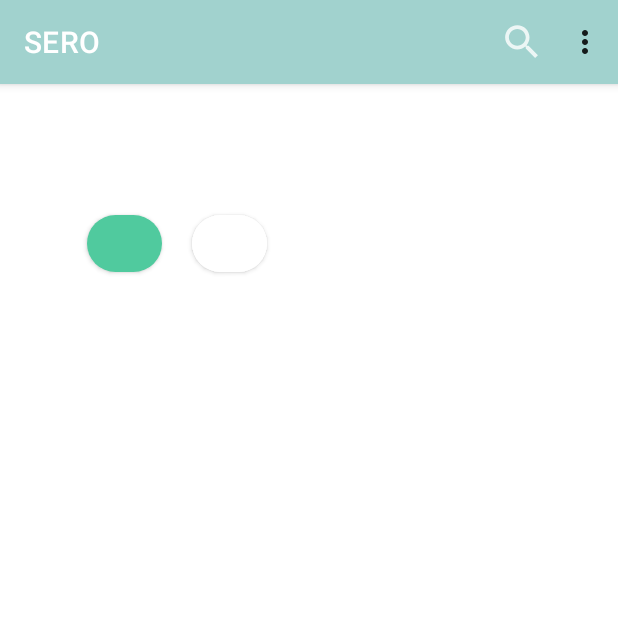
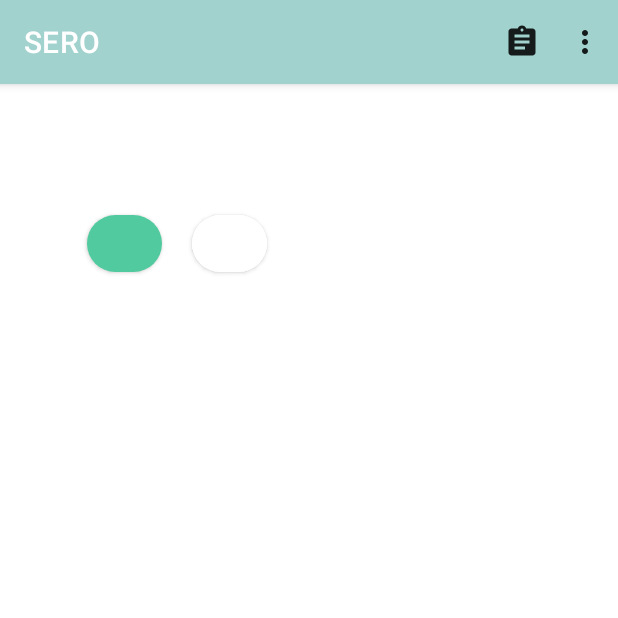
Before and after one commit to jupeeter8/SERO, an Android app: the screen it shows after launch once a user with an empty profile is signed in (MainActivity), item 2 of the bottom bar chosen, on a phone screen of 412 x 824 dp, the top half of it. Run offline under Robolectric (Android 15) with nearby library versions, the phone set to English and light mode, and no system bars; our stand-ins replace Firebase (no records; nobody signed in at launch, a user with empty details on screens opened directly).

Commit message:
Updated main page

```diff
--- a/app/src/main/java/com/example/serobeta0/HomeFragment.java
+++ b/app/src/main/java/com/example/serobeta0/HomeFragment.java
@@ -67,6 +67,8 @@ public class HomeFragment extends Fragment {
                     for (DocumentChange doc : value.getDocumentChanges()) {
                         if (doc.getType() == DocumentChange.Type.ADDED) {
 
+                            String postID = doc.getDocument().getId();
+                            Post POST_ID = doc.getDocument().toObject(PostID.class).withId(postID);
                             Post post = doc.getDocument().toObject(Post.class);
                             postList.add(post);
 
--- a/app/src/main/java/com/example/serobeta0/MainActivity.java
+++ b/app/src/main/java/com/example/serobeta0/MainActivity.java
@@ -133,6 +133,11 @@ public class MainActivity extends AppCompatActivity {
 
                 return true;
 
+            case R.id.action_page_btn:
+                Intent test = new Intent(MainActivity.this, DepTest.class);
+                startActivity(test);
+                return true;
+
 
             default:
                 return false;
--- a/app/src/main/java/com/example/serobeta0/MoodAdapter.java
+++ /dev/null
@@ -1,4 +0,0 @@
-package com.example.serobeta0;
-
-public class MoodAdapter {
-}
--- a/app/src/main/java/com/example/serobeta0/Post.java
+++ b/app/src/main/java/com/example/serobeta0/Post.java
@@ -2,7 +2,7 @@ package com.example.serobeta0;
 
 import java.util.Date;
 
-public class Post {
+public class Post extends PostID {
 
     public String name, ques, desc;
     public String timestamp;
--- a/app/src/main/java/com/example/serobeta0/PostAdaptar.java
+++ b/app/src/main/java/com/example/serobeta0/PostAdaptar.java
@@ -3,6 +3,7 @@ package com.example.serobeta0;
 import android.view.LayoutInflater;
 import android.view.View;
 import android.view.ViewGroup;
+import android.widget.ImageView;
 import android.widget.TextView;
 
 import androidx.annotation.NonNull;
@@ -40,6 +41,8 @@ public class PostAdaptar extends RecyclerView.Adapter<PostAdaptar.ViewHolder> {
     @Override
     public void onBindViewHolder(@NonNull PostAdaptar.ViewHolder holder, int position) {
 
+        String postID = postList.get(position).PostID;
+
         String desc_data = postList.get(position).getDesc();
         String ques_data = postList.get(position).getQues();
         String uname = postList.get(position).getName();
@@ -64,12 +67,14 @@ public class PostAdaptar extends RecyclerView.Adapter<PostAdaptar.ViewHolder> {
         private TextView name;
         private TextView timetext;
         private FirebaseFirestore firestore;
+        private ImageView blogCmntBtn;
 
 
         public ViewHolder(@NonNull View itemView) {
             super(itemView);
 
             mView = itemView;
+            blogCmntBtn = mView.findViewById(R.id.postComment);
         }
 
         public void setDescView(String text){
--- /dev/null
+++ b/app/src/main/res/drawable/ic_baseline_assignment_24.xml
@@ -0,0 +1,10 @@
+<vector xmlns:android="http://schemas.android.com/apk/res/android"
+    android:width="24dp"
+    android:height="24dp"
+    android:viewportWidth="24"
+    android:viewportHeight="24"
+    android:tint="?attr/colorControlNormal">
+  <path
+      android:fillColor="@android:color/white"
+      android:pathData="M19,3h-4.18C14.4,1.84 13.3,1 12,1c-1.3,0 -2.4,0.84 -2.82,2L5,3c-1.1,0 -2,0.9 -2,2v14c0,1.1 0.9,2 2,2h14c1.1,0 2,-0.9 2,-2L21,5c0,-1.1 -0.9,-2 -2,-2zM12,3c0.55,0 1,0.45 1,1s-0.45,1 -1,1 -1,-0.45 -1,-1 0.45,-1 1,-1zM14,17L7,17v-2h7v2zM17,13L7,13v-2h10v2zM17,9L7,9L7,7h10v2z"/>
+</vector>
--- a/app/src/main/res/layout/posti_items.xml
+++ b/app/src/main/res/layout/posti_items.xml
@@ -89,7 +89,7 @@
                 android:gravity="end">
 
                 <ImageView
-                    android:id="@+id/imageView"
+                    android:id="@+id/postComment"
                     android:layout_width="wrap_content"
                     android:layout_height="wrap_content"
                     app:srcCompat="@drawable/ic_comment"
--- a/app/src/main/res/menu/main_menu.xml
+++ b/app/src/main/res/menu/main_menu.xml
@@ -3,8 +3,8 @@
     xmlns:android="http://schemas.android.com/apk/res/android">
 
     <item
-        android:id="@+id/action_search_btn"
-        android:icon="@drawable/search_icon"
+        android:id="@+id/action_page_btn"
+        android:icon="@drawable/ic_baseline_assignment_24"
         android:title="@string/action_search"
         app:showAsAction="always" />
     <item
```
Also changed, not shown: app/src/main/java/com/example/serobeta0/PostID.java (added, +18 -0 lines).
